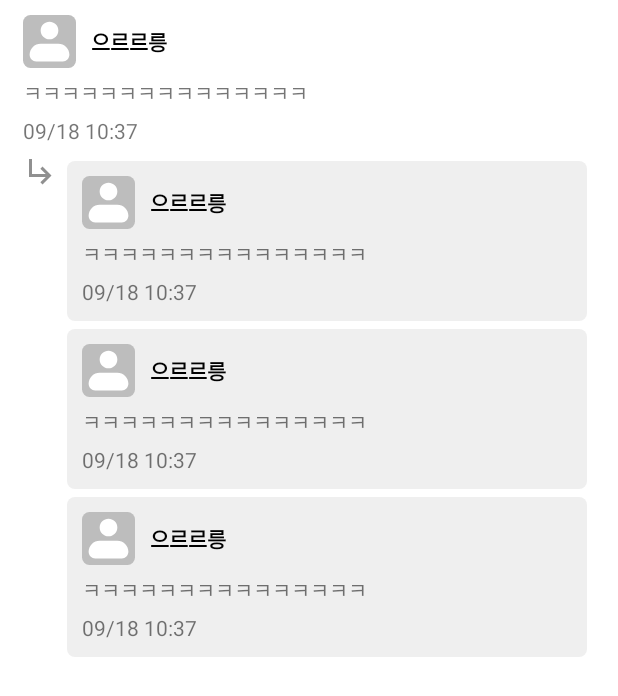
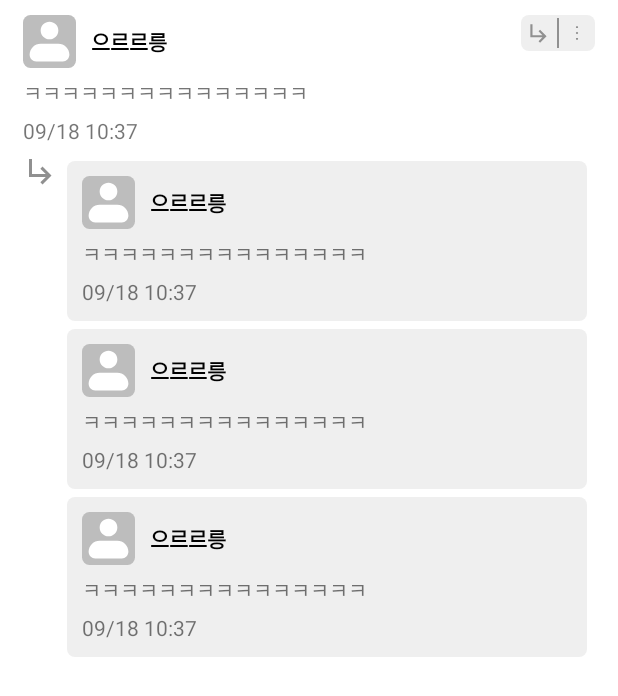
Before and after one commit to Gumi-Life-Project/GLP_Android, an Android app: the layout item_comment.xml on its own in the app's theme, with its tools: preview values and no code run, on a phone screen of 412 x 824 dp. Shown: the top 696 px of the screen. Run offline under Robolectric (Android 15) with nearby library versions, the phone set to English and light mode, and no system bars.

Commit message:
feat : 댓글에 메뉴 레이아웃 추가
- 댓글 아이템에 메뉴 xml 추가
#24

```diff
--- a/app/src/main/res/layout/item_comment.xml
+++ b/app/src/main/res/layout/item_comment.xml
@@ -21,7 +21,6 @@
         <LinearLayout
             android:layout_width="match_parent"
             android:layout_height="wrap_content"
-            android:gravity="center"
             android:orientation="horizontal">
 
             <ImageView
@@ -32,10 +31,40 @@
 
             <TextView
                 style="@style/ProfileTextStyle"
-                android:layout_width="match_parent"
+                android:layout_width="0dp"
                 android:layout_height="wrap_content"
+                android:layout_weight="1"
+                android:layout_gravity="center"
                 android:text="@{comment.writerName == null ? `익명` : comment.writerName }"
                 tools:text="으르르릉" />
+
+            <LinearLayout
+                android:layout_width="wrap_content"
+                android:layout_height="wrap_content"
+                android:gravity="center"
+                android:background="@drawable/boarder_reply">
+
+                <ImageView
+                    android:layout_width="24dp"
+                    android:layout_height="24dp"
+                    android:padding="3dp"
+                    android:layout_gravity="center"
+                    android:src="@drawable/ic_baseline_subdirectory_arrow_right_24"
+                    app:tint="@color/splash_gray" />
+
+                <View
+                    android:layout_width="1dp"
+                    android:layout_height="20dp"
+                    android:background="@color/splash_gray"
+                    />
+
+                <ImageView
+                    android:layout_width="24dp"
+                    android:layout_height="24dp"
+                    android:padding="5dp"
+                    android:src="@drawable/icon_menu"
+                    app:tint="@color/splash_gray" />
+            </LinearLayout>
         </LinearLayout>
 
         <TextView
@@ -56,8 +85,9 @@
         <LinearLayout
             android:layout_width="match_parent"
             android:layout_height="wrap_content"
-            android:orientation="horizontal"
-            android:layout_marginTop="5dp">
+            android:layout_marginTop="5dp"
+            android:orientation="horizontal">
+
             <ImageView
                 android:id="@+id/imageview_enter"
                 android:layout_width="wrap_content"
@@ -69,7 +99,7 @@
                 android:id="@+id/replyRecyclerView"
                 android:layout_width="match_parent"
                 android:layout_height="wrap_content"
-                tools:listitem="@layout/item_reply"/>
+                tools:listitem="@layout/item_reply" />
         </LinearLayout>
     </LinearLayout>
 </layout>
```
